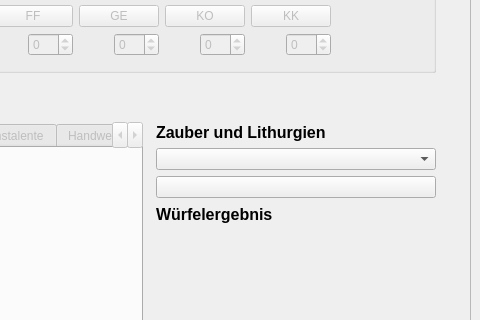
Qt form src/MainWindow.ui (MirUlr/dsa_calculator) before a commit; both pictures show x 387 to 867 and y 108 to 428 of the 867 by 908 pixel window.
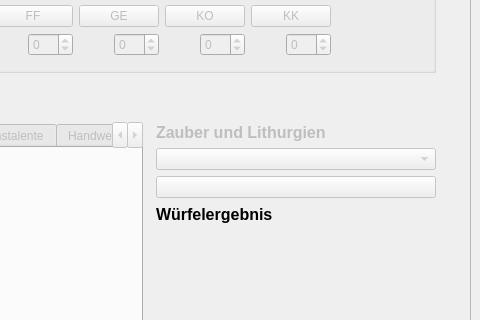
The same form after that commit. Icons and pictures are not drawn.

Commit message: Populate Funzel-Dropdown

```diff
--- a/src/MainWindow.ui
+++ b/src/MainWindow.ui
@@ -339,7 +339,10 @@
          </widget>
         </item>
         <item row="6" column="2">
-         <widget class="QPushButton" name="btn_zauber">
+         <widget class="QPushButton" name="btn_funzel">
+          <property name="enabled">
+           <bool>false</bool>
+          </property>
           <property name="text">
            <string/>
           </property>
@@ -350,7 +353,10 @@
          </widget>
         </item>
         <item row="4" column="2">
-         <widget class="QLabel" name="label_result_title_3">
+         <widget class="QLabel" name="label_funzel">
+          <property name="enabled">
+           <bool>false</bool>
+          </property>
           <property name="maximumSize">
            <size>
             <width>16777215</width>
@@ -2674,7 +2680,10 @@
          </spacer>
         </item>
         <item row="5" column="2">
-         <widget class="QComboBox" name="comboBox_zauber">
+         <widget class="QComboBox" name="comboBox_funzel">
+          <property name="enabled">
+           <bool>false</bool>
+          </property>
           <property name="minimumSize">
            <size>
             <width>280</width>
```
The commit also changes 1 other file.
